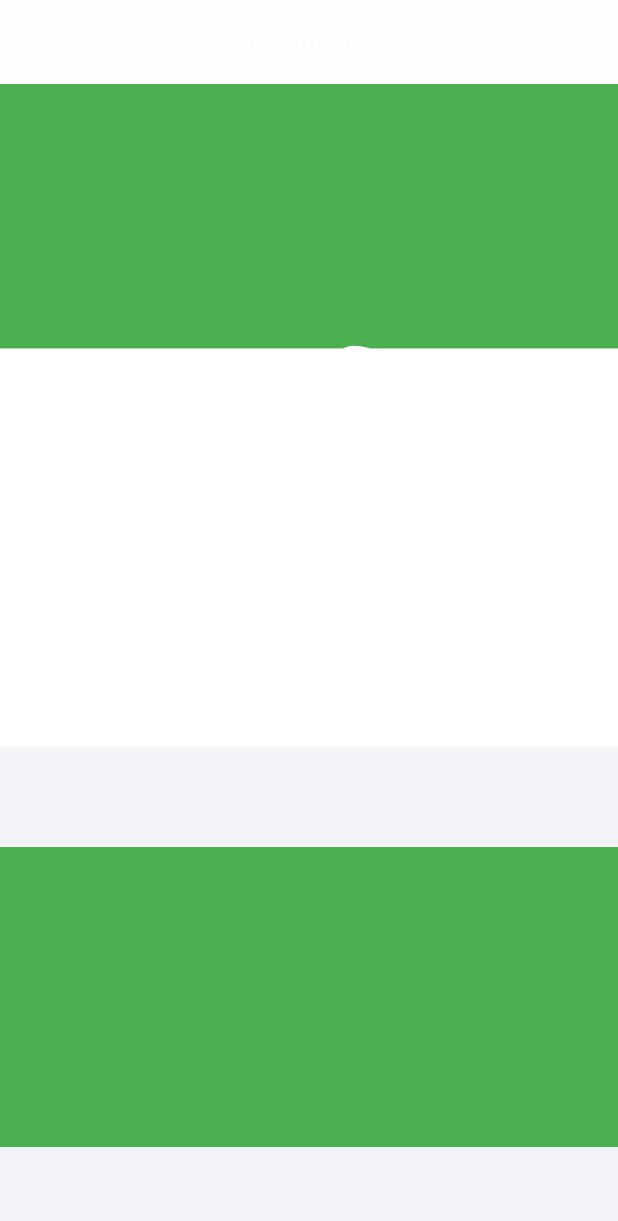
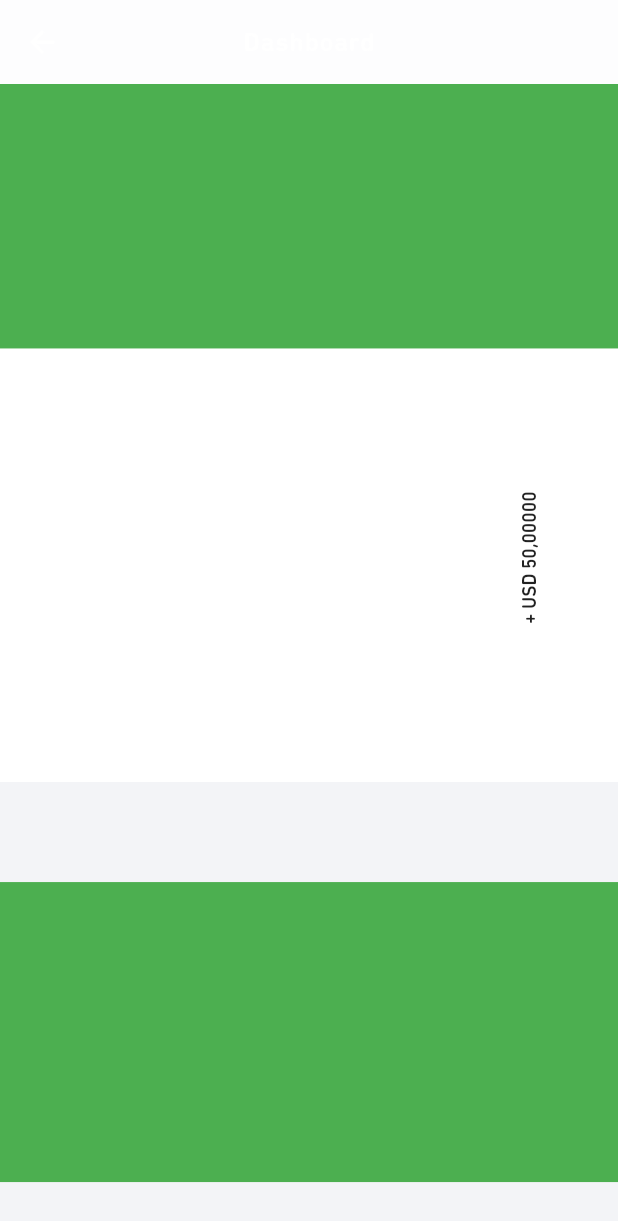
Before and after one commit to JasCodes/yala, a Flutter app: the AccountsScreen screen opened directly, on a phone screen of 412 x 824 dp. Shown: the top 1221 px of the screen. Run offline on Flutter 3.47's test engine with Material 2 defaults, Android fonts, the phone set to English and light mode, and no system bars; our stand-ins replace after_layout, dotted_border, flutter_hooks, flutter_mobx, mobx, page_transition; missing offline and left inert: enum_to_string, locales, shape_of_view; accounts and stored records are empty; generated files the repository leaves out were written again; statements that could not run were skipped; key blocks and very long unbroken strings in the code were emptied for the run.

Commit message:
Update chart

```diff
--- a/lib/packages/utils.dart
+++ b/lib/packages/utils.dart
@@ -1,3 +1,5 @@
+import 'dart:math';
+
 List<DateTime> getLastMonthNames(int num) {
   List<DateTime> ret = [];
   var date = DateTime.now();
@@ -6,3 +8,12 @@ List<DateTime> getLastMonthNames(int num) {
   }
   return ret;
 }
+
+Iterable<double> scaledArray(List<double> val,
+    {double maxV, double minV = 0.0}) {
+  var _max = val.reduce(max);
+  var _min = val.reduce(min);
+  var scaleVal = val.map((val) => (val - _min) / (_max - _min));
+  var reScaleVal = scaleVal.map((val) => ((val) * (maxV - minV) - minV));
+  return reScaleVal;
+}
--- a/lib/static/style.dart
+++ b/lib/static/style.dart
@@ -14,6 +14,7 @@ class Style {
   static const secondaryColor = Color(0xfffbc415);
   static const inactiveColor = Color(0xffbfbfbf);
   static const backgroundColor = Color(0xfff3f4f7);
+  static const redColor = Color(0xfff75a5a);
   static const boxRadius = 3.3;
   static final themeData = ThemeData(
     fontFamily: primaryFont,
--- a/lib/widgets/screens/accounts/widgets/chart/chart.dart
+++ b/lib/widgets/screens/accounts/widgets/chart/chart.dart
@@ -1,6 +1,9 @@
 import 'package:flutter/material.dart';
 import 'package:yala/widgets/screens/accounts/widgets/chart/chart_painter.dart';
-import 'package:yala/widgets/screens/accounts/widgets/chart/chart_slider.dart';
+import 'package:yala/widgets/screens/accounts/widgets/chart/chart_slider/chart_slider.dart';
+
+const KNOB_WIDTH = 46.7;
+const CHART_HEIGHT = 113.0;
 
 class Chart extends StatelessWidget {
   const Chart({Key key}) : super(key: key);
@@ -8,19 +11,29 @@ class Chart extends StatelessWidget {
   @override
   Widget build(BuildContext context) {
     return Container(
-      height: 207,
-      child: Stack(
+      height: 207 + KNOB_WIDTH / 2,
+      child: LayoutBuilder(builder: (context, constraints) {
+        return Stack(
           children: <Widget>[
             Container(
-            height: 113,
+              margin: EdgeInsets.only(top: (KNOB_WIDTH / 2)),
+              height: CHART_HEIGHT,
               width: double.infinity,
               child: CustomPaint(
                 painter: ChartPainter(data: null),
               ),
             ),
-          ChartSlider(),
+            Container(
+              child: ChartSlider(
+                widgetWidth: constraints.maxWidth,
+                widgetHeight: constraints.maxHeight,
+                knobWidth: KNOB_WIDTH,
+                chartHeight: CHART_HEIGHT,
+              ),
+            ),
           ],
-      ),
+        );
+      }),
     );
   }
 }
--- a/lib/widgets/screens/accounts/widgets/chart/chart_painter.dart
+++ b/lib/widgets/screens/accounts/widgets/chart/chart_painter.dart
@@ -1,7 +1,7 @@
-import 'dart:math';
 import 'package:flutter/material.dart';
 import 'package:flutter/material.dart' as mat;
 import 'package:vector_math/vector_math_lists.dart';
+import 'package:yala/packages/utils.dart';
 
 class ChartPainter extends CustomPainter {
   final Vector2List data;
@@ -12,19 +12,10 @@ class ChartPainter extends CustomPainter {
     this.padLast = true,
   });
 
-  Iterable<double> _scaledArray(List<double> val,
-      {double maxV, double minV = 0.0}) {
-    var _max = val.reduce(max);
-    var _min = val.reduce(min);
-    var scaleVal = val.map((val) => (val - _min) / (_max - _min));
-    var reScaleVal = scaleVal.map((val) => ((val) * (maxV - minV) - minV));
-    return reScaleVal;
-  }
-
   @override
   void paint(Canvas canvas, Size size) {
     var _data = [15.0, 18.0, 8.0, 25.0, 20.0, 15.0];
-    var sData = _scaledArray(_data, maxV: size.height).toList();
+    var sData = scaledArray(_data, maxV: size.height).toList();
     if (padLast) sData.add(sData.last);
 
     Path path = Path();
--- a/lib/widgets/screens/accounts/widgets/chart/chart_slider.dart
+++ /dev/null
@@ -1,28 +0,0 @@
-import 'package:flutter/material.dart';
-
-class ChartSlider extends StatelessWidget {
-  const ChartSlider({Key key}) : super(key: key);
-
-  @override
-  Widget build(BuildContext context) {
-    return LayoutBuilder(
-      builder: (context, constraints) {
-        final height = constraints.maxHeight;
-        final width = constraints.maxWidth;
-
-        return Stack(
-          children: <Widget>[
-            Align(
-              alignment: Alignment.bottomCenter,
-              child: Container(
-                height: height * 0.5,
-                width: width / 7,
-                color: Colors.white,
-              ),
-            ),
-          ],
-        );
-      },
-    );
-  }
-}
--- /dev/null
+++ b/lib/widgets/screens/accounts/widgets/chart/chart_slider/chart_slider.dart
@@ -0,0 +1,57 @@
+import 'package:flutter/material.dart';
+import 'package:flutter_hooks/flutter_hooks.dart';
+import 'package:yala/widgets/screens/accounts/widgets/chart/chart_slider/chart_slider_knob.dart';
+
+class ChartSlider extends HookWidget {
+  final double widgetWidth;
+  final double widgetHeight;
+  final double knobWidth;
+  final double chartHeight;
+
+  const ChartSlider({
+    Key key,
+    this.widgetWidth,
+    this.widgetHeight,
+    this.knobWidth,
+    this.chartHeight,
+  }) : super(key: key);
+
+  @override
+  Widget build(BuildContext context) {
+    final _left = useState(6 / 7 * widgetWidth - (knobWidth / 2));
+
+    final _onDrag = (dd) {
+      _left.value = dd.globalPosition.dx - knobWidth / 2;
+      print('x');
+    };
+    final _onDragUp = (dd) {
+      var index = (7 / widgetWidth * (_left.value + knobWidth / 2));
+      if (index < 1) index = 1;
+      if (index > 6) index = 6;
+      _left.value = (index.round() * widgetWidth / 7) - (knobWidth / 2);
+    };
+    return GestureDetector(
+      onHorizontalDragStart: _onDrag,
+      onHorizontalDragDown: _onDrag,
+      onTapUp: _onDragUp,
+      onHorizontalDragUpdate: _onDrag,
+      onHorizontalDragEnd: _onDragUp,
+      child: Container(
+        color: Colors.transparent,
+        child: Stack(
+          children: <Widget>[
+            Align(
+              alignment: Alignment.bottomCenter,
+              child: Container(),
+            ),
+            ChartSliderKnob(
+              left: _left.value,
+              height: (widgetHeight - chartHeight * 1),
+              knobWidth: knobWidth,
+            ),
+          ],
+        ),
+      ),
+    );
+  }
+}
--- /dev/null
+++ b/lib/widgets/screens/accounts/widgets/chart/chart_slider/chart_slider_knob.dart
@@ -0,0 +1,82 @@
+import 'package:flutter/material.dart';
+import 'package:yala/widgets/screens/accounts/widgets/chart/chart.dart';
+
+class ChartSliderKnob extends StatelessWidget {
+  final double left;
+  final double height;
+  final double knobWidth;
+  const ChartSliderKnob({
+    Key key,
+    this.left,
+    this.height,
+    this.knobWidth,
+  }) : super(key: key);
+
+  @override
+  Widget build(BuildContext context) {
+    return AnimatedPositioned(
+      duration: Duration(milliseconds: 150),
+      bottom: 0,
+      left: left,
+      child: ClipPath(
+        clipper: _Clipper(knobWidth),
+        // shape: _Clipper(),
+        clipBehavior: Clip.antiAlias,
+        child: Container(
+          constraints: BoxConstraints(minHeight: height),
+          // height: height,
+          width: knobWidth,
+          decoration: BoxDecoration(
+            color: Colors.white,
+            borderRadius: BorderRadius.circular(70),
+          ),
+          child: Container(
+            margin: EdgeInsets.only(top: 10, bottom: knobWidth),
+            child: Align(
+              alignment: Alignment.topCenter,
+              child: RotatedBox(
+                quarterTurns: 3,
+                child: Text(
+                  '+ USD 50,00000',
+                  style: TextStyle(
+                    fontSize: 12.7,
+                    fontWeight: FontWeight.w500,
+                  ),
+                ),
+              ),
+            ),
+          ),
+        ),
+      ),
+    );
+  }
+}
+
+class _Clipper extends CustomClipper<Path> {
+  final double knobWidth;
+  _Clipper(this.knobWidth);
+  @override
+  Path getClip(Size size) {
+    var pAll = Path();
+    pAll.addRect(Rect.fromLTRB(0, 0, size.width, size.height));
+    var path = Path();
+    path.addOval(
+      Rect.fromCircle(
+          center: Offset(
+            size.width / 2,
+            size.height - knobWidth / 2,
+          ),
+          radius: knobWidth / 2 - 6),
+    );
+
+    return Path.combine(PathOperation.difference, pAll, path);
+    // path.fillType = PathFillType.;
+    // path.
+    // return path;
+  }
+
+  @override
+  bool shouldReclip(CustomClipper<Path> oldClipper) {
+    return false;
+  }
+}
```
Also changed, not shown: lib/widgets/layout/navigator_view.dart (+11 -11 lines), lib/widgets/tree/pages/payroll/page_payroll/page_payroll_period/page_payroll_day_slider.dart (+37 -7 lines). Lines whose indentation alone changed are shown as unchanged.
